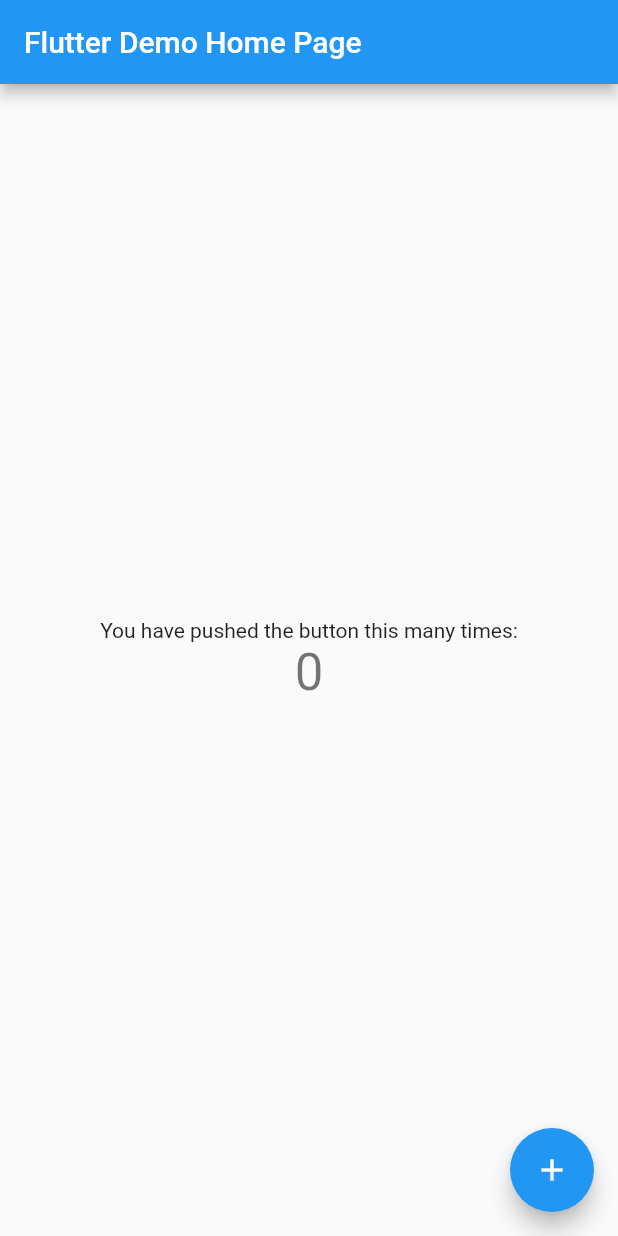
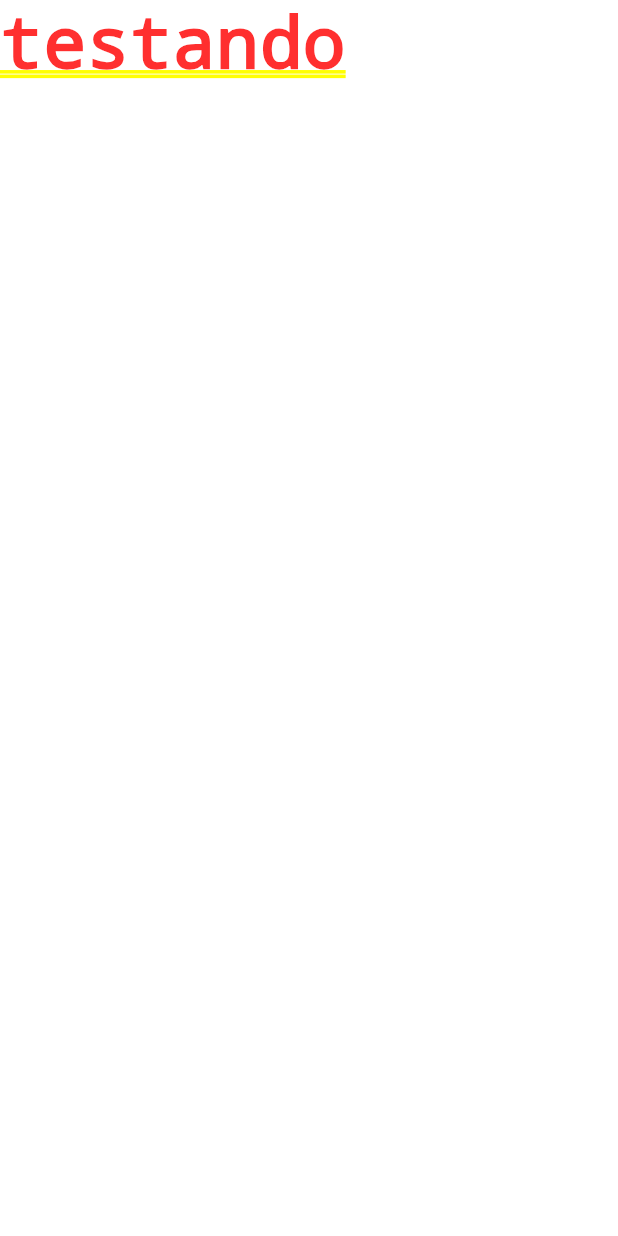
Before and after one commit to andreoni12/my_first_flutter_app, a Flutter app: the screen it shows after launch, on a phone screen of 412 x 824 dp. Run offline on Flutter 3.47's test engine with Material 2 defaults, Android fonts, the phone set to English and light mode, and no system bars.

Commit message:
Printing text on screen

```diff
--- a/lib/main.dart
+++ b/lib/main.dart
@@ -1,111 +1,5 @@
 import 'package:flutter/material.dart';
 
-void main() => runApp(MyApp());
-
-class MyApp extends StatelessWidget {
-  // This widget is the root of your application.
-  @override
-  Widget build(BuildContext context) {
-    return MaterialApp(
-      title: 'Flutter Demo',
-      theme: ThemeData(
-        // This is the theme of your application.
-        //
-        // Try running your application with "flutter run". You'll see the
-        // application has a blue toolbar. Then, without quitting the app, try
-        // changing the primarySwatch below to Colors.green and then invoke
-        // "hot reload" (press "r" in the console where you ran "flutter run",
-        // or simply save your changes to "hot reload" in a Flutter IDE).
-        // Notice that the counter didn't reset back to zero; the application
-        // is not restarted.
-        primarySwatch: Colors.blue,
-      ),
-      home: MyHomePage(title: 'Flutter Demo Home Page'),
-    );
-  }
-}
-
-class MyHomePage extends StatefulWidget {
-  MyHomePage({Key key, this.title}) : super(key: key);
-
-  // This widget is the home page of your application. It is stateful, meaning
-  // that it has a State object (defined below) that contains fields that affect
-  // how it looks.
-
-  // This class is the configuration for the state. It holds the values (in this
-  // case the title) provided by the parent (in this case the App widget) and
-  // used by the build method of the State. Fields in a Widget subclass are
-  // always marked "final".
-
-  final String title;
-
-  @override
-  _MyHomePageState createState() => _MyHomePageState();
-}
-
-class _MyHomePageState extends State<MyHomePage> {
-  int _counter = 0;
-
-  void _incrementCounter() {
-    setState(() {
-      // This call to setState tells the Flutter framework that something has
-      // changed in this State, which causes it to rerun the build method below
-      // so that the display can reflect the updated values. If we changed
-      // _counter without calling setState(), then the build method would not be
-      // called again, and so nothing would appear to happen.
-      _counter++;
-    });
-  }
-
-  @override
-  Widget build(BuildContext context) {
-    // This method is rerun every time setState is called, for instance as done
-    // by the _incrementCounter method above.
-    //
-    // The Flutter framework has been optimized to make rerunning build methods
-    // fast, so that you can just rebuild anything that needs updating rather
-    // than having to individually change instances of widgets.
-    return Scaffold(
-      appBar: AppBar(
-        // Here we take the value from the MyHomePage object that was created by
-        // the App.build method, and use it to set our appbar title.
-        title: Text(widget.title),
-      ),
-      body: Center(
-        // Center is a layout widget. It takes a single child and positions it
-        // in the middle of the parent.
-        child: Column(
-          // Column is also a layout widget. It takes a list of children and
-          // arranges them vertically. By default, it sizes itself to fit its
-          // children horizontally, and tries to be as tall as its parent.
-          //
-          // Invoke "debug painting" (press "p" in the console, choose the
-          // "Toggle Debug Paint" action from the Flutter Inspector in Android
-          // Studio, or the "Toggle Debug Paint" command in Visual Studio Code)
-          // to see the wireframe for each widget.
-          //
-          // Column has various properties to control how it sizes itself and
-          // how it positions its children. Here we use mainAxisAlignment to
-          // center the children vertically; the main axis here is the vertical
-          // axis because Columns are vertical (the cross axis would be
-          // horizontal).
-          mainAxisAlignment: MainAxisAlignment.center,
-          children: <Widget>[
-            Text(
-              'You have pushed the button this many times:',
-            ),
-            Text(
-              '$_counter',
-              style: Theme.of(context).textTheme.display1,
-            ),
-          ],
-        ),
-      ),
-      floatingActionButton: FloatingActionButton(
-        onPressed: _incrementCounter,
-        tooltip: 'Increment',
-        child: Icon(Icons.add),
-      ), // This trailing comma makes auto-formatting nicer for build methods.
-    );
-  }
-}
+void main() => runApp(MaterialApp(
+  home: Text('testando'),
+));
```
